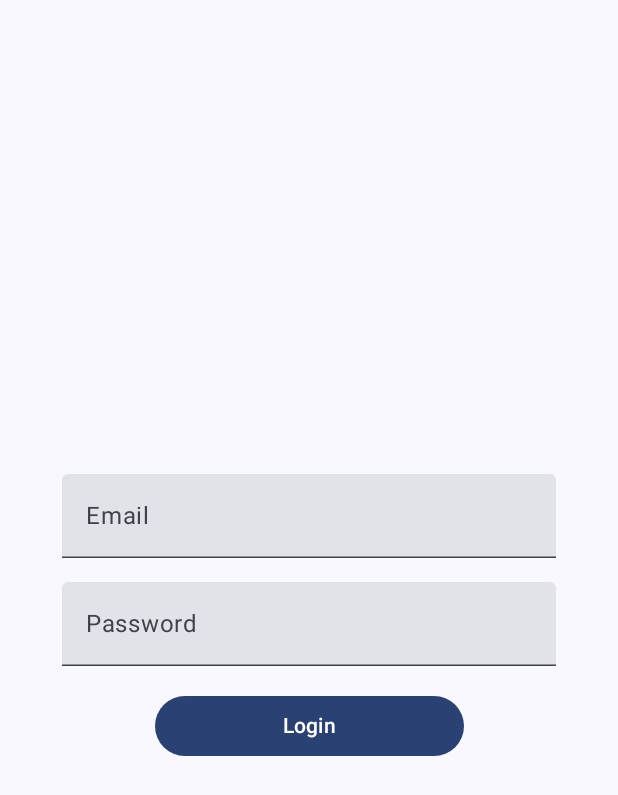
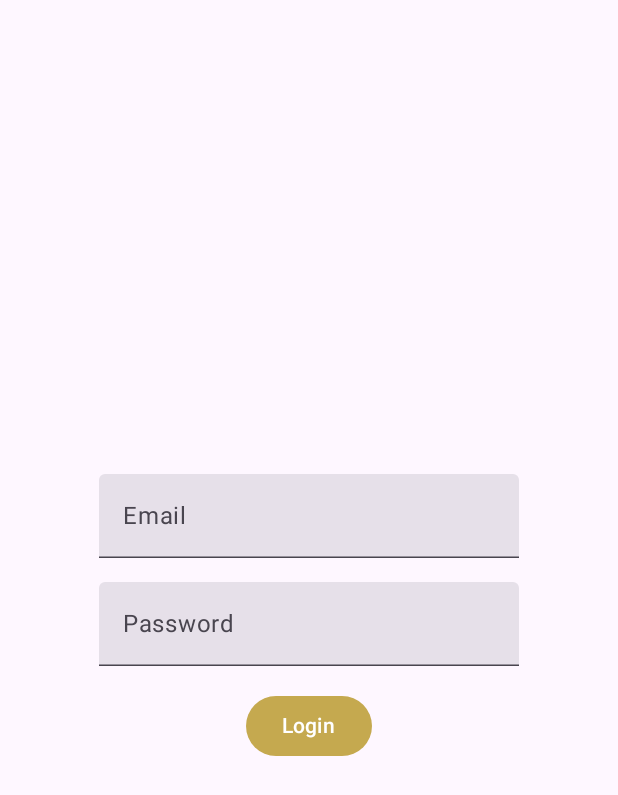
Before and after one commit to JustineMadriaga/madAssignment2, an Android app built with Jetpack Compose: the composable LoginScreen shown on its own in the app's theme, after a tap on "Login", on a phone screen of 412 x 824 dp. Shown: the top 795 px of the screen. Run offline under Robolectric (Android 15) with nearby library versions, the phone set to English and light mode, and no system bars; 1 statement that could not run was skipped.

Commit message:
Updated Screens, added repository, roomdatabase

```diff
--- a/K00271321Assignment2/app/build.gradle.kts
+++ b/K00271321Assignment2/app/build.gradle.kts
@@ -2,6 +2,7 @@ plugins {
     alias(libs.plugins.android.application)
     alias(libs.plugins.kotlin.android)
     alias(libs.plugins.kotlin.compose)
+    id("com.google.gms.google-services")
 }
 
 android {
@@ -53,6 +54,9 @@ dependencies {
     implementation(libs.androidx.navigation.compose)
     implementation(libs.firebase.inappmessaging)
     implementation(libs.androidx.storage)
+    implementation(libs.firebase.firestore.ktx)
+    implementation(libs.androidx.room.common)
+    implementation(libs.androidx.room.ktx)
     testImplementation(libs.junit)
     androidTestImplementation(libs.androidx.junit)
     androidTestImplementation(libs.androidx.espresso.core)
@@ -60,4 +64,6 @@ dependencies {
     androidTestImplementation(libs.androidx.ui.test.junit4)
     debugImplementation(libs.androidx.ui.tooling)
     debugImplementation(libs.androidx.ui.test.manifest)
+    implementation(platform("com.google.firebase:firebase-bom:33.7.0"))
+    implementation("com.google.firebase:firebase-analytics")
 }
--- a/K00271321Assignment2/app/src/main/java/ie/tus/mad/k00271321assignment2/login/LoginScreen.kt
+++ b/K00271321Assignment2/app/src/main/java/ie/tus/mad/k00271321assignment2/login/LoginScreen.kt
@@ -2,8 +2,8 @@ package ie.tus.mad.k00271321assignment2.login
 
 import androidx.compose.foundation.layout.*
 import androidx.compose.material3.Button
+import androidx.compose.material3.Text
 import androidx.compose.material3.TextField
-import androidx.compose.material3.Text
 import androidx.compose.runtime.Composable
 import androidx.compose.runtime.mutableStateOf
 import androidx.compose.runtime.remember
@@ -23,25 +23,16 @@ fun LoginScreen(navController: NavHostController) {
         verticalArrangement = Arrangement.Center,
         horizontalAlignment = Alignment.CenterHorizontally
     ) {
-        TextField(
-            value = email.value,
-            onValueChange = { email.value = it },
-            label = { Text("Email") },
-            modifier = Modifier.fillMaxWidth(0.8f)
-        )
+        TextField(value = email.value, onValueChange = { email.value = it }, label = { Text("Email") })
         Spacer(modifier = Modifier.height(16.dp))
         TextField(
             value = password.value,
             onValueChange = { password.value = it },
             label = { Text("Password") },
-            visualTransformation = PasswordVisualTransformation(),
-            modifier = Modifier.fillMaxWidth(0.8f)
+            visualTransformation = PasswordVisualTransformation()
         )
         Spacer(modifier = Modifier.height(16.dp))
-        Button(
-            onClick = { navController.navigate("home") }, // Navigate to home on login
-            modifier = Modifier.fillMaxWidth(0.5f)
-        ) {
+        Button(onClick = { navController.navigate("menu") }) {
             Text("Login")
         }
     }
--- a/K00271321Assignment2/app/src/main/java/ie/tus/mad/k00271321assignment2/ui/theme/Color.kt
+++ b/K00271321Assignment2/app/src/main/java/ie/tus/mad/k00271321assignment2/ui/theme/Color.kt
@@ -9,3 +9,7 @@ val Pink80 = Color(0xFFEFB8C8)
 val Purple40 = Color(0xFF6650a4)
 val PurpleGrey40 = Color(0xFF625b71)
 val Pink40 = Color(0xFF7D5260)
+
+val Gold = Color(0xFFC5A94F)
+val Black = Color(0xFF000000)
+val White = Color(0xFFFFFFFF)
--- a/K00271321Assignment2/app/src/main/java/ie/tus/mad/k00271321assignment2/ui/theme/Theme.kt
+++ b/K00271321Assignment2/app/src/main/java/ie/tus/mad/k00271321assignment2/ui/theme/Theme.kt
@@ -10,6 +10,7 @@ import androidx.compose.material3.dynamicLightColorScheme
 import androidx.compose.material3.lightColorScheme
 import androidx.compose.runtime.Composable
 import androidx.compose.ui.platform.LocalContext
+
 
 private val DarkColorScheme = darkColorScheme(
     primary = Purple80,
@@ -33,26 +34,10 @@ private val LightColorScheme = lightColorScheme(
     */
 )
 
+private val LightColors = lightColorScheme(primary = Gold, secondary = White)
+private val DarkColors = darkColorScheme(primary = Gold, secondary = Black)
+
 @Composable
-fun K00271321Assignment2Theme(
-    darkTheme: Boolean = isSystemInDarkTheme(),
-    // Dynamic color is available on Android 12+
-    dynamicColor: Boolean = true,
-    content: @Composable () -> Unit
-) {
-    val colorScheme = when {
-        dynamicColor && Build.VERSION.SDK_INT >= Build.VERSION_CODES.S -> {
-            val context = LocalContext.current
-            if (darkTheme) dynamicDarkColorScheme(context) else dynamicLightColorScheme(context)
-        }
-
-        darkTheme -> DarkColorScheme
-        else -> LightColorScheme
-    }
-
-    MaterialTheme(
-        colorScheme = colorScheme,
-        typography = Typography,
-        content = content
-    )
+fun TUSEatsTheme(content: @Composable () -> Unit) {
+    MaterialTheme(colorScheme = LightColors, content = content)
 }
--- a/K00271321Assignment2/build.gradle.kts
+++ b/K00271321Assignment2/build.gradle.kts
@@ -3,4 +3,5 @@ plugins {
     alias(libs.plugins.android.application) apply false
     alias(libs.plugins.kotlin.android) apply false
     alias(libs.plugins.kotlin.compose) apply false
+    id("com.google.gms.google-services") version "4.4.2" apply false
 }
--- a/K00271321Assignment2/gradle/libs.versions.toml
+++ b/K00271321Assignment2/gradle/libs.versions.toml
@@ -12,6 +12,9 @@ navigationRuntimeKtx = "2.8.4"
 navigationCompose = "2.8.4"
 firebaseInappmessaging = "21.0.1"
 storage = "1.5.0"
+firebaseFirestoreKtx = "25.1.1"
+roomCommon = "2.6.1"
+roomKtx = "2.6.1"
 
 [libraries]
 androidx-core-ktx = { group = "androidx.core", name = "core-ktx", version.ref = "coreKtx" }
@@ -32,6 +35,9 @@ androidx-navigation-runtime-ktx = { group = "androidx.navigation", name = "navig
 androidx-navigation-compose = { group = "androidx.navigation", name = "navigation-compose", version.ref = "navigationCompose" }
 firebase-inappmessaging = { group = "com.google.firebase", name = "firebase-inappmessaging", version.ref = "firebaseInappmessaging" }
 androidx-storage = { group = "androidx.test.services", name = "storage", version.ref = "storage" }
+firebase-firestore-ktx = { group = "com.google.firebase", name = "firebase-firestore-ktx", version.ref = "firebaseFirestoreKtx" }
+androidx-room-common = { group = "androidx.room", name = "room-common", version.ref = "roomCommon" }
+androidx-room-ktx = { group = "androidx.room", name = "room-ktx", version.ref = "roomKtx" }
 
 [plugins]
 android-application = { id = "com.android.application", version.ref = "agp" }
```
Also changed, not shown: K00271321Assignment2/app/src/main/java/ie/tus/mad/k00271321assignment2/MainActivity.kt (+4 -11 lines), K00271321Assignment2/app/src/main/java/ie/tus/mad/k00271321assignment2/MainViewModel.kt (+9 -4 lines), K00271321Assignment2/app/src/main/java/ie/tus/mad/k00271321assignment2/Navigation.kt (added, +18 -0 lines), K00271321Assignment2/app/src/main/java/ie/tus/mad/k00271321assignment2/data/FirestoreRepository.kt (added, +29 -0 lines), K00271321Assignment2/app/src/main/java/ie/tus/mad/k00271321assignment2/data/MenuItem.kt (added, +13 -0 lines), K00271321Assignment2/app/src/main/java/ie/tus/mad/k00271321assignment2/data/MenuItemDao.kt (added, +21 -0 lines), K00271321Assignment2/app/src/main/java/ie/tus/mad/k00271321assignment2/data/RoomDatabase.kt (added, +28 -0 lines), K00271321Assignment2/app/src/main/java/ie/tus/mad/k00271321assignment2/home/HomeScreen.kt (+3 -19 lines), K00271321Assignment2/app/src/main/java/ie/tus/mad/k00271321assignment2/menu/MenuScreen.kt (+16 -41 lines), 1 other file.
